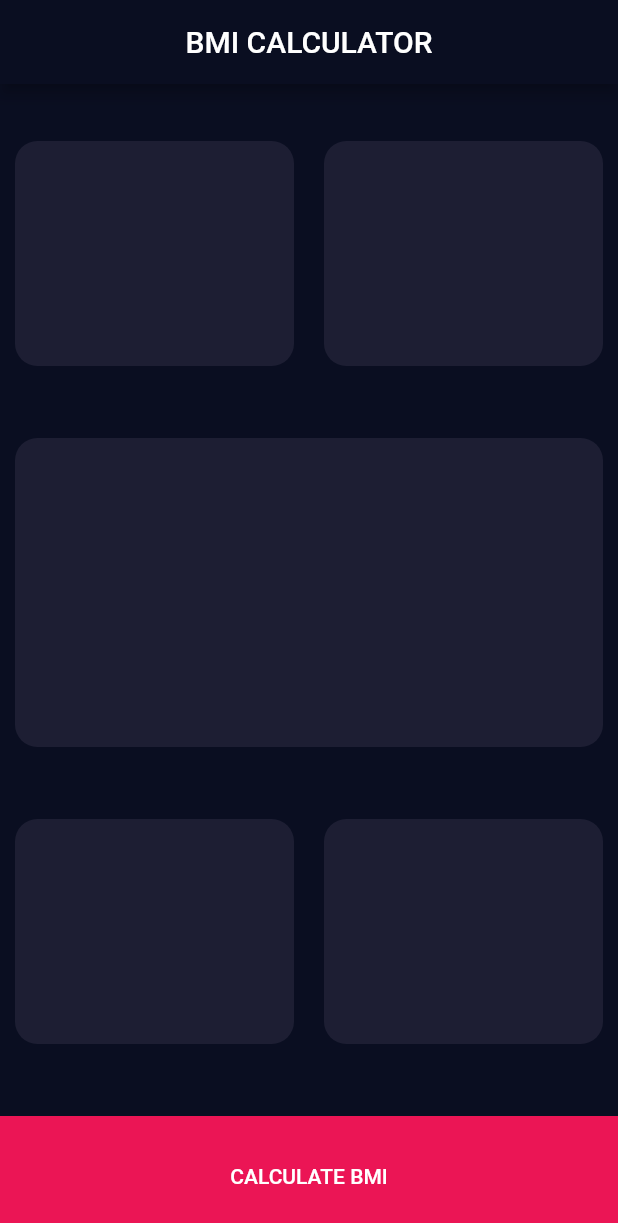
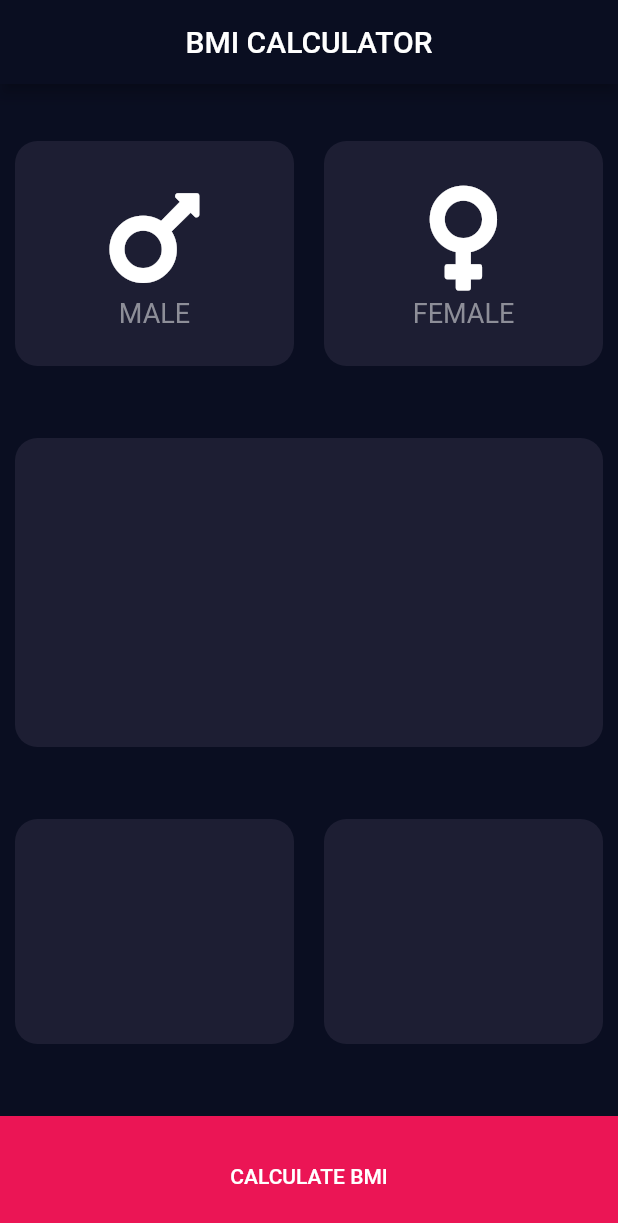
Before and after one commit to BatuhanAydoner/bmi_calculator, a Flutter app: the screen it shows after launch, on a phone screen of 412 x 824 dp. Shown: the top 1223 px of the screen. Run offline on Flutter 3.47's test engine with Material 2 defaults, Android fonts, the phone set to English and light mode, and no system bars; our stand-ins replace font_awesome_flutter.

Commit message:
Created icon_content.dart and reusable_card.dart classes.

```diff
--- /dev/null
+++ b/lib/icon_content.dart
@@ -0,0 +1,24 @@
+import 'package:flutter/material.dart';
+
+class IconContent extends StatelessWidget {
+  IconContent({@required this.icon, this.description});
+
+  final IconData icon;
+  final String description;
+
+  @override
+  Widget build(BuildContext context) {
+    return Column(
+        mainAxisAlignment: MainAxisAlignment.center,
+        children: <Widget>[
+          Icon(
+            icon,
+            size: 80.0,
+          ),
+          Text(
+            "$description",
+            style: TextStyle(fontSize: 18.0, color: Color(0xFF8D8E98)),
+          ),
+        ]);
+  }
+}
--- a/lib/input_page.dart
+++ b/lib/input_page.dart
@@ -1,7 +1,11 @@
 import 'package:flutter/material.dart';
+import 'package:font_awesome_flutter/font_awesome_flutter.dart';
+
+import 'reusable_card.dart';
+import 'icon_content.dart';
 
 const bottomContainerHeight = 80.0;
-const customColor = Color(0xFF1D1E33);
+const activeCardColor = Color(0xFF1D1E33);
 const buttonColor = Color(0xFFEB1555);
 
 class InputAge extends StatefulWidget {
@@ -23,17 +27,32 @@ class _InputAgeState extends State<InputAge> {
           Expanded(
             child: Row(
               children: <Widget>[
-                Expanded(child: ReusableCard(color: customColor)),
-                Expanded(child: ReusableCard(color: customColor)),
+                Expanded(
+                  child: ReusableCard(
+                    color: activeCardColor,
+                    cardChild: IconContent(
+                      icon: FontAwesomeIcons.mars,
+                      description: "MALE",
+                    ),
+                  ),
+                ),
+                Expanded(
+                    child: ReusableCard(
+                  color: activeCardColor,
+                  cardChild: IconContent(
+                    icon: FontAwesomeIcons.venus,
+                    description: "FEMALE",
+                  ),
+                )),
               ],
             ),
           ),
-          Expanded(child: ReusableCard(color: customColor)),
+          Expanded(child: ReusableCard(color: activeCardColor)),
           Expanded(
             child: Row(
               children: <Widget>[
-                Expanded(child: ReusableCard(color: customColor)),
-                Expanded(child: ReusableCard(color: customColor)),
+                Expanded(child: ReusableCard(color: activeCardColor)),
+                Expanded(child: ReusableCard(color: activeCardColor)),
               ],
             ),
           ),
@@ -49,50 +68,3 @@ class _InputAgeState extends State<InputAge> {
     );
   }
 }
-
-class ReusableCard extends StatelessWidget {
-  ReusableCard({@required this.color});
-
-  final Color color;
-
-  @override
-  Widget build(BuildContext context) {
-    return Container(
-      height: 150.0,
-      margin: EdgeInsets.all(10.0),
-      decoration: BoxDecoration(
-          color: color, borderRadius: BorderRadius.circular(15.0)),
-    );
-  }
-}
-
-/*
-* Expanded(
-            child: Row(
-              children: <Widget>[
-                Expanded(child: ReusableCard(color: Color(0xFF1D1E33))),
-                Expanded(child: ReusableCard(color: Color(0xFF1D1E33))),
-              ],
-            ),
-          ),
-          Expanded(
-            child: Expanded(child: ReusableCard(color: Color(0xFF1D1E33))),
-          ),
-          Expanded(
-            child: Row(
-              children: <Widget>[
-                Expanded(child: ReusableCard(color: Color(0xFF1D1E33))),
-                Expanded(child: ReusableCard(color: Color(0xFF1D1E33))),
-              ],
-            ),
-          ),
-          Container(
-            color: Color(0xFFEB1555),
-            width: double.infinity,
-            child: FlatButton(
-                onPressed: () {},
-                child: Center(
-                  child: Text("Calculate BMI"),
-                )),
-          )
-        */
--- /dev/null
+++ b/lib/reusable_card.dart
@@ -0,0 +1,19 @@
+import 'package:flutter/material.dart';
+
+class ReusableCard extends StatelessWidget {
+  ReusableCard({@required this.color, this.cardChild});
+
+  final Color color;
+  final Widget cardChild;
+
+  @override
+  Widget build(BuildContext context) {
+    return Container(
+      height: 150.0,
+      margin: EdgeInsets.all(10.0),
+      decoration: BoxDecoration(
+          color: color, borderRadius: BorderRadius.circular(15.0)),
+      child: cardChild,
+    );
+  }
+}
--- a/pubspec.yaml
+++ b/pubspec.yaml
@@ -28,6 +28,7 @@ dependencies:
   # The following adds the Cupertino Icons font to your application.
   # Use with the CupertinoIcons class for iOS style icons.
   cupertino_icons: ^0.1.3
+  font_awesome_flutter: ^8.4.0
 
 dev_dependencies:
   flutter_test:
```
Also changed, not shown: pubspec.lock.
